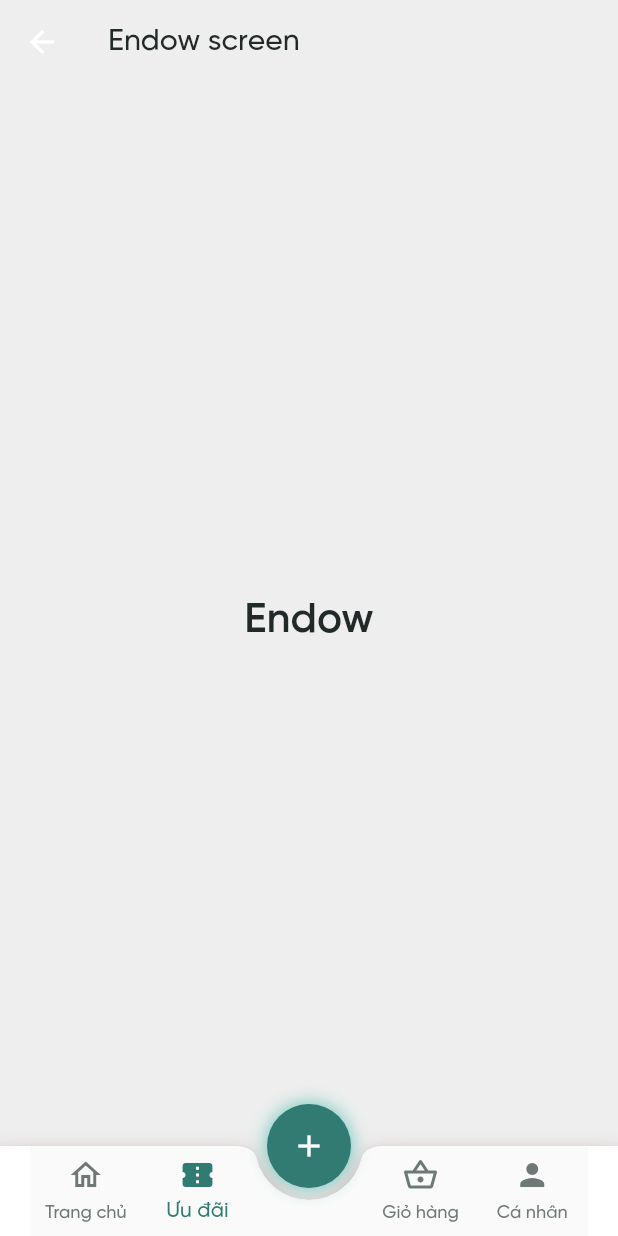
After one commit to Nhatdote/flutter_flora, a Flutter app: the IndexScreen screen opened by its route, item 2 of the bottom bar chosen, after a tap on the "add" icon, on a phone screen of 412 x 824 dp. The commit adds this screen. Run offline on Flutter 3.47's test engine with Material 2 defaults, Android fonts, the phone set to English and light mode, and no system bars; our stand-ins replace flutter_keyboard_visibility, shared_preferences, smooth_page_indicator, webview_flutter; accounts and stored records are empty.

Commit message:
Index home page

```diff
--- a/lib/constans/color.dart
+++ b/lib/constans/color.dart
@@ -13,4 +13,6 @@ class AppColor {
   static const Color neutral70 = Color(0xff3A4342);
   static const Color neutral40 = Color(0xff6E7877);
   static const Color neutral10 = Color(0xffD2D9D8);
+
+  static const Color background = Color(0xffEEEEEE);
 }
--- a/lib/routes.dart
+++ b/lib/routes.dart
@@ -1,8 +1,9 @@
 import 'package:flora/screens/error.dart';
-import 'package:flora/screens/home.dart';
+import 'package:flora/screens/home/home.dart';
+import 'package:flora/screens/home/index.dart';
+import 'package:flora/screens/home/profile.dart';
 import 'package:flora/screens/login.dart';
 import 'package:flora/screens/onboarding.dart';
-import 'package:flora/screens/profile.dart';
 import 'package:flora/screens/register/form.dart';
 import 'package:flora/screens/register/otp.dart';
 import 'package:flora/screens/register/phone.dart';
@@ -11,10 +12,10 @@ import 'package:flora/screens/splash.dart';
 import 'package:flutter/material.dart';
 
 class AppRoute {
-  static const String home = '/';
+  static const String index = '/';
+
   static const String splash = '/splash';
   static const String onBoarding = '/onboarding';
-  static const String profile = '/profile';
   static const String registerPhone = '/register/phone';
   static const String registerOtp = '/register/otp';
   static const String registerForm = 'register/form';
@@ -23,10 +24,9 @@ class AppRoute {
 
   // Routes is not have any agruments
   static Map<String, Widget> simpleRoutes = {
-    home: const HomeScreen(),
+    index: const IndexScreen(),
     splash: const SplashScreen(),
     onBoarding: const OnBoardingScreen(),
-    profile: const ProfileScreen(),
     registerPhone: const RegisterPhoneScreen(),
     registerSuccess: const RegisterSuccessScreen(),
     login: const LoginScreen()
--- /dev/null
+++ b/lib/screens/home/endow.dart
@@ -0,0 +1,21 @@
+import 'package:flora/constans/style.dart';
+import 'package:flutter/material.dart';
+
+class EndowScreen extends StatefulWidget {
+  const EndowScreen({super.key});
+
+  @override
+  State<EndowScreen> createState() => _EndowScreenState();
+}
+
+class _EndowScreenState extends State<EndowScreen> {
+  @override
+  Widget build(BuildContext context) {
+    return const Center(
+      child: Text(
+        'Endow',
+        style: AppStyle.title,
+      ),
+    );
+  }
+}
--- a/lib/screens/home.dart
+++ b/lib/screens/home/home.dart
@@ -11,9 +11,10 @@ class HomeScreen extends StatefulWidget {
 class _HomeScreenState extends State<HomeScreen> {
   @override
   Widget build(BuildContext context) {
-    return const Scaffold(
-      body: Center(
-        child: Text('Home', style: AppStyle.title),
+    return const Center(
+      child: Text(
+        'Home',
+        style: AppStyle.title,
       ),
     );
   }
--- /dev/null
+++ b/lib/screens/home/index.dart
@@ -0,0 +1,142 @@
+import 'package:flora/constans/color.dart';
+import 'package:flora/constans/space.dart';
+import 'package:flora/screens/home/cart.dart';
+import 'package:flora/screens/home/endow.dart';
+import 'package:flora/screens/home/home.dart';
+import 'package:flora/screens/home/profile.dart';
+import 'package:flutter/material.dart';
+
+class IndexScreen extends StatefulWidget {
+  const IndexScreen({super.key});
+
+  @override
+  State<IndexScreen> createState() => _IndexScreenState();
+}
+
+class _IndexScreenState extends State<IndexScreen> {
+  int _currentIndex = 0;
+
+  final List<Map<String, dynamic>> _screens = [
+    {
+      'widget': const HomeScreen(),
+      'title': const Text(
+        'Home screen',
+        style: TextStyle(
+          color: AppColor.neutral,
+        ),
+      ),
+      'icon': const Icon(Icons.home_outlined),
+      'iconActive': const Icon(Icons.home),
+      'label': 'Trang chủ',
+      'color': Colors.green
+    },
+    {
+      'widget': const EndowScreen(),
+      'title': const Text(
+        'Endow screen',
+        style: TextStyle(
+          color: AppColor.neutral,
+        ),
+      ),
+      'icon': const Icon(Icons.confirmation_number_outlined),
+      'iconActive': const Icon(Icons.confirmation_number),
+      'label': 'Ưu đãi',
+      'color': Colors.redAccent
+    },
+    {'widget': Container(), 'label': ' ', 'icon': const Text(' ')},
+    {
+      'widget': const CartScreen(),
+      'title': const Text(
+        'Cart screen',
+        style: TextStyle(
+          color: AppColor.neutral,
+        ),
+      ),
+      'icon': const Icon(Icons.shopping_basket_outlined),
+      'iconActive': const Icon(Icons.shopping_basket),
+      'label': 'Giỏ hàng',
+      'color': Colors.indigoAccent
+    },
+    {
+      'widget': const ProfileScreen(),
+      'title': const Text(
+        'Home screen',
+        style: TextStyle(
+          color: AppColor.neutral,
+        ),
+      ),
+      'icon': const Icon(Icons.person),
+      'iconActive': const Icon(Icons.person_outline),
+      'label': 'Cá nhân',
+      'color': Colors.purpleAccent
+    }
+  ];
+
+  @override
+  Widget build(BuildContext context) {
+    final Map<String, dynamic> currentScreen = _screens[_currentIndex];
+
+    return Scaffold(
+      backgroundColor: AppColor.background,
+      appBar: AppBar(
+        title: currentScreen['title'],
+        backgroundColor: Colors.transparent,
+        elevation: 0,
+      ),
+      body: currentScreen['widget'],
+      floatingActionButton: Container(
+        decoration: BoxDecoration(
+          boxShadow: const [
+            BoxShadow(
+              color: AppColor.primary50,
+              blurRadius: 10,
+            )
+          ],
+          borderRadius: BorderRadius.circular(50),
+        ),
+        child: FloatingActionButton(
+          elevation: 0,
+          backgroundColor: AppColor.primary,
+          onPressed: () {
+            // Xử lý sự kiện khi nhấn nút FAB
+          },
+          child: const Icon(Icons.add),
+        ),
+      ),
+      floatingActionButtonLocation: FloatingActionButtonLocation.centerDocked,
+      bottomNavigationBar: BottomAppBar(
+        padding: const EdgeInsets.symmetric(horizontal: AppSpace.xl),
+        clipBehavior: Clip.antiAlias,
+        height: 60,
+        color: Colors.white,
+        notchMargin: 8,
+        shape: const CircularNotchedRectangle(),
+        shadowColor: Colors.red,
+        child: BottomNavigationBar(
+          selectedItemColor: AppColor.primary,
+          unselectedItemColor: AppColor.neutral40,
+          type: BottomNavigationBarType.fixed,
+          showUnselectedLabels: true,
+          currentIndex: _currentIndex,
+          elevation: 0,
+          onTap: (index) {
+            setState(() {
+              _currentIndex = index;
+            });
+          },
+          items: _screens
+              .map(
+                (h) => BottomNavigationBarItem(
+                  icon: h['icon'],
+                  label: h['label'],
+                  activeIcon: h['iconActive'],
+                  tooltip: h['label'],
+                  backgroundColor: h['color'],
+                ),
+              )
+              .toList(),
+        ),
+      ),
+    );
+  }
+}
--- a/lib/screens/profile.dart
+++ b/lib/screens/home/profile.dart
@@ -1,3 +1,4 @@
+import 'package:flora/constans/style.dart';
 import 'package:flutter/material.dart';
 
 class ProfileScreen extends StatefulWidget {
@@ -11,7 +12,10 @@ class _ProfileScreen extends State<ProfileScreen> {
   @override
   Widget build(BuildContext context) {
     return const Center(
-      child: Text('Profile'),
+      child: Text(
+        'Profile',
+        style: AppStyle.title,
+      ),
     );
   }
 }
--- a/lib/screens/splash.dart
+++ b/lib/screens/splash.dart
@@ -25,9 +25,10 @@ class _SplashScreenState extends State<SplashScreen> {
 
     final bool isSkip = DB.prefs.getBool(DB.skipOnBoarding) ?? false;
 
-    Navigator.pushReplacementNamed(
+    Navigator.pushNamedAndRemoveUntil(
       thisContext,
-      isSkip ? AppRoute.login : AppRoute.onBoarding,
+      isSkip ? AppRoute.index : AppRoute.onBoarding,
+      (route) => false,
     );
   }
 
--- a/pubspec.yaml
+++ b/pubspec.yaml
@@ -68,6 +68,7 @@ flutter:
   assets:
     - assets/images/
     - assets/images/etc/
+    - assets/images/layout/
     - assets/images/logo/
     - assets/images/products/
     - assets/images/shops/
```
Also changed, not shown: lib/screens/home/cart.dart (added, +21 -0 lines), lib/screens/login.dart (+43 -5 lines).
